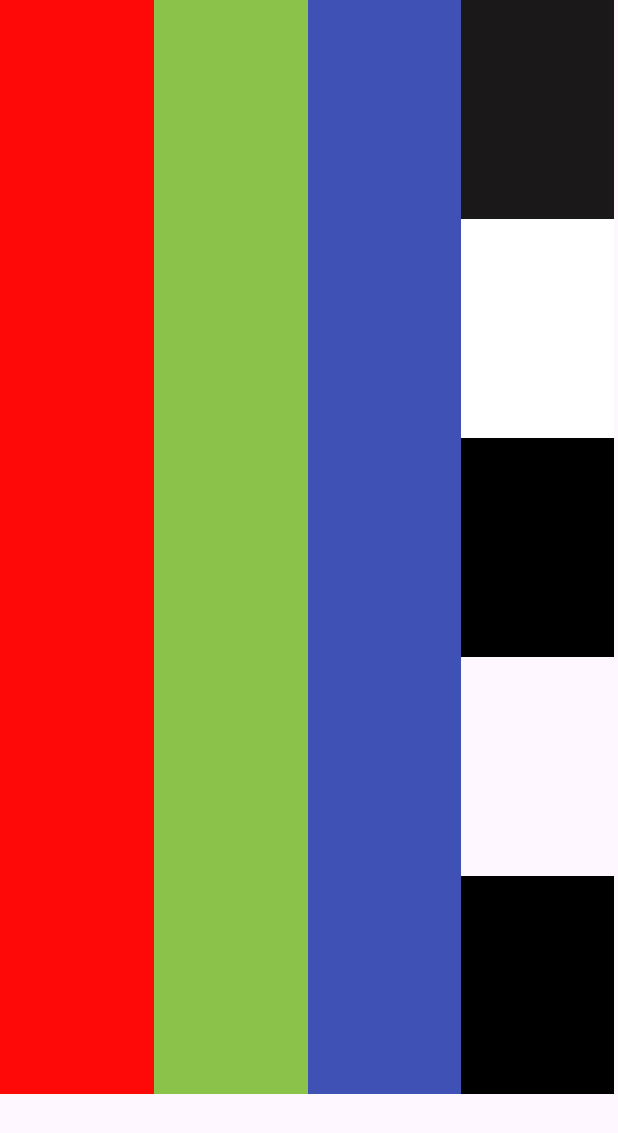
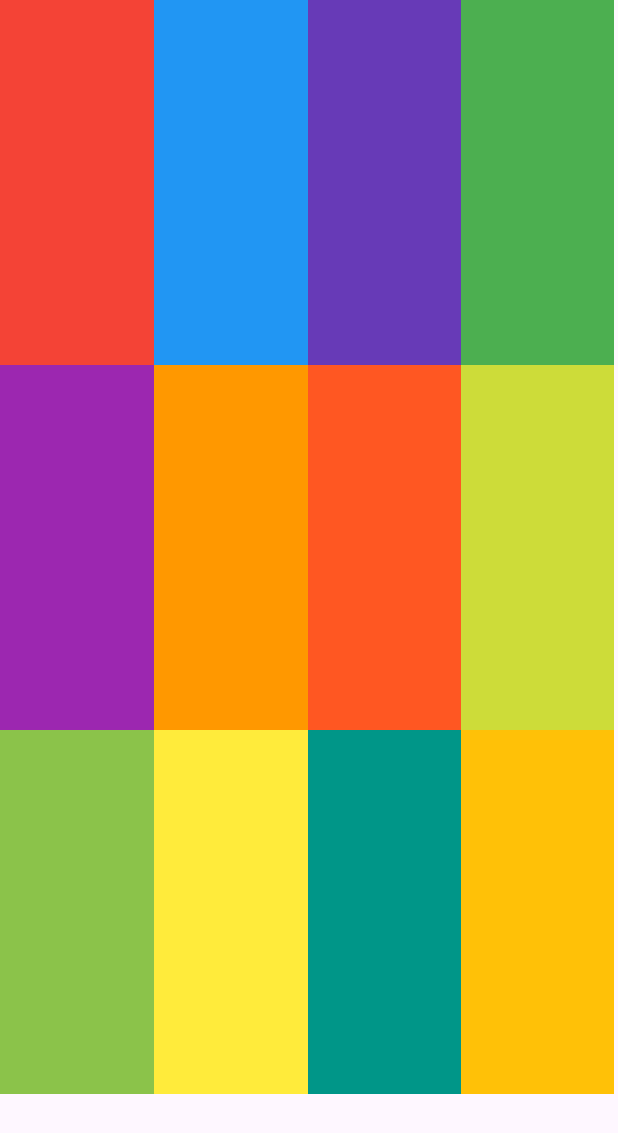
Before and after one commit to JuanjeGarciaV-dev/Programacion-Multimedia, an Android app: the screen it shows after launch (MainActivity), on a phone screen of 412 x 824 dp. Shown: the top 1133 px of the screen. Run offline under Robolectric (Android 15) with nearby library versions, the phone set to English and light mode, and no system bars.

Commit message:
tablelayout con 4 views dentro de cada uno

```diff
--- a/TareaT04/app/src/main/res/layout/activity_main.xml
+++ b/TareaT04/app/src/main/res/layout/activity_main.xml
@@ -7,74 +7,113 @@
     android:layout_height="match_parent"
     tools:context=".MainActivity">
 
-    <LinearLayout
+    <TableLayout
         android:layout_width="409dp"
         android:layout_height="729dp"
-        android:orientation="horizontal"
         tools:layout_editor_absoluteX="1dp"
         tools:layout_editor_absoluteY="1dp">
 
-        <View
-            android:id="@+id/view"
-            android:layout_width="wrap_content"
-            android:layout_height="wrap_content"
-            android:layout_weight="1"
-            android:background="#FF0808" />
-
-        <View
-            android:id="@+id/view2"
-            android:layout_width="wrap_content"
-            android:layout_height="wrap_content"
-            android:layout_weight="1"
-            android:background="#8BC34A" />
-
-        <View
-            android:id="@+id/view3"
-            android:layout_width="wrap_content"
-            android:layout_height="wrap_content"
-            android:layout_weight="1"
-            android:background="#3F51B5" />
-
-        <LinearLayout
+        <TableRow
             android:layout_width="match_parent"
             android:layout_height="match_parent"
-            android:layout_weight="1"
-            android:orientation="vertical">
+            android:layout_weight="1" >
 
             <View
-                android:id="@+id/view4"
-                android:layout_width="match_parent"
+                android:id="@+id/view16"
+                android:layout_width="wrap_content"
                 android:layout_height="wrap_content"
                 android:layout_weight="1"
-                android:background="#1A1818" />
+                android:background="#F44336" />
 
             <View
-                android:id="@+id/view5"
-                android:layout_width="match_parent"
+                android:id="@+id/view10"
+                android:layout_width="wrap_content"
                 android:layout_height="wrap_content"
                 android:layout_weight="1"
-                android:background="#FFFFFF" />
+                android:background="#2196F3" />
 
             <View
-                android:id="@+id/view6"
-                android:layout_width="match_parent"
+                android:id="@+id/view9"
+                android:layout_width="wrap_content"
                 android:layout_height="wrap_content"
                 android:layout_weight="1"
-                android:background="#000000" />
+                android:background="#673AB7" />
 
             <View
-                android:id="@+id/view7"
-                android:layout_width="match_parent"
+                android:id="@+id/view"
+                android:layout_width="wrap_content"
                 android:layout_height="wrap_content"
-                android:layout_weight="1" />
+                android:layout_weight="1"
+                android:background="#4CAF50" />
+        </TableRow>
+
+        <TableRow
+            android:layout_width="match_parent"
+            android:layout_height="match_parent"
+            android:layout_weight="1" >
 
             <View
-                android:id="@+id/view8"
-                android:layout_width="match_parent"
+                android:id="@+id/view12"
+                android:layout_width="wrap_content"
                 android:layout_height="wrap_content"
                 android:layout_weight="1"
-                android:background="#000000" />
-        </LinearLayout>
+                android:background="#9C27B0" />
 
-    </LinearLayout>
+            <View
+                android:id="@+id/view11"
+                android:layout_width="wrap_content"
+                android:layout_height="wrap_content"
+                android:layout_weight="1"
+                android:background="#FF9800" />
+
+            <View
+                android:id="@+id/view2"
+                android:layout_width="wrap_content"
+                android:layout_height="wrap_content"
+                android:layout_weight="1"
+                android:background="#FF5722" />
+
+            <View
+                android:id="@+id/view14"
+                android:layout_width="wrap_content"
+                android:layout_height="wrap_content"
+                android:layout_weight="1"
+                android:background="#CDDC39" />
+        </TableRow>
+
+        <TableRow
+            android:layout_width="match_parent"
+            android:layout_height="match_parent"
+            android:layout_weight="1" >
+
+            <View
+                android:id="@+id/view17"
+                android:layout_width="wrap_content"
+                android:layout_height="wrap_content"
+                android:layout_weight="1"
+                android:background="#8BC34A" />
+
+            <View
+                android:id="@+id/view15"
+                android:layout_width="wrap_content"
+                android:layout_height="wrap_content"
+                android:layout_weight="1"
+                android:background="#FFEB3B" />
+
+            <View
+                android:id="@+id/view13"
+                android:layout_width="wrap_content"
+                android:layout_height="wrap_content"
+                android:layout_weight="1"
+                android:background="#009688" />
+
+            <View
+                android:id="@+id/view3"
+                android:layout_width="wrap_content"
+                android:layout_height="wrap_content"
+                android:layout_weight="1"
+                android:background="#FFC107" />
+        </TableRow>
+
+    </TableLayout>
 </androidx.constraintlayout.widget.ConstraintLayout>
```
